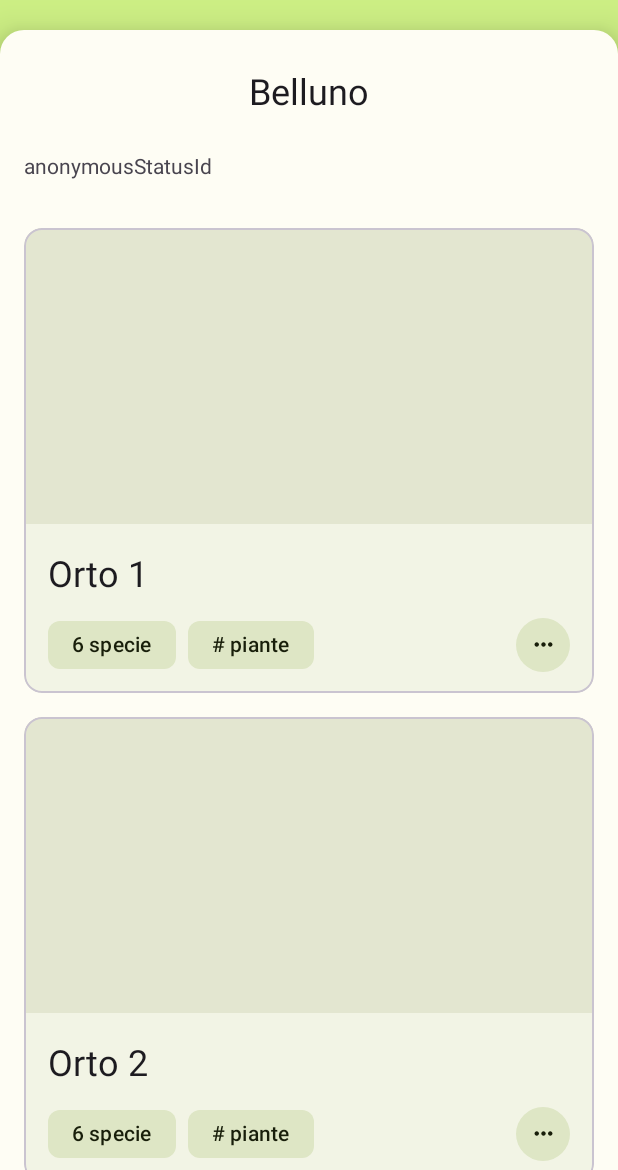
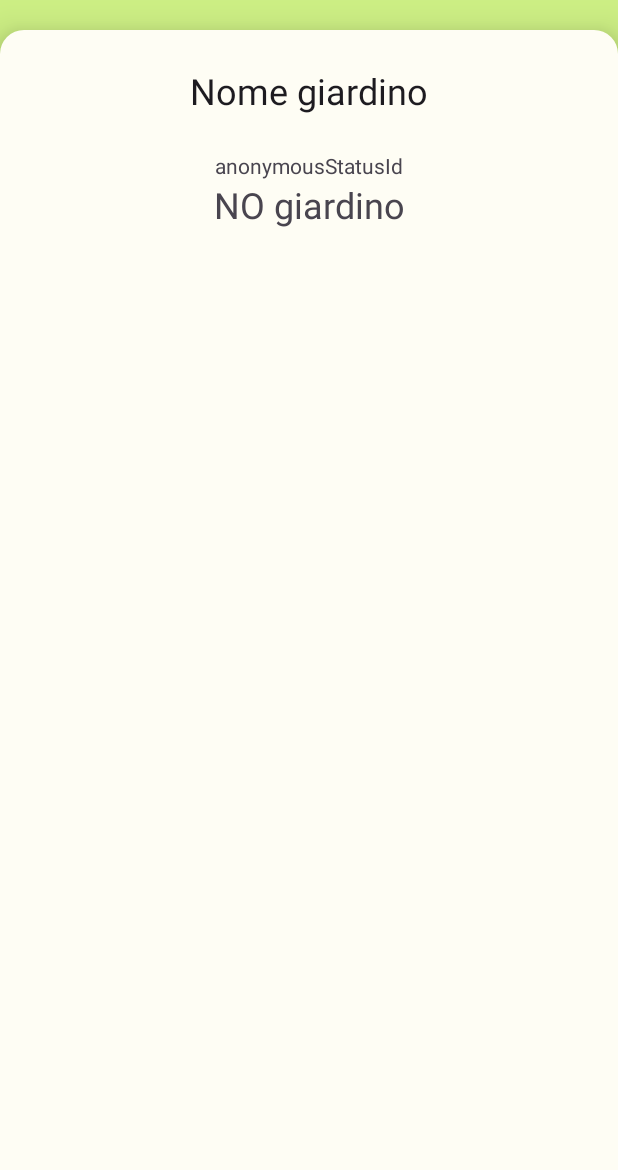
Before and after one commit to Itakello/Plantalot, an Android app: the screen it shows after launch (MainActivity), on a phone screen of 412 x 824 dp, the part 66-1236 px from its top. Run offline under Robolectric (Android 15) with nearby library versions, the phone set to English and light mode, and no system bars; our stand-ins replace Firebase (no records; nobody signed in at launch, a user with empty details on screens opened directly), FlexboxLayout; 1 statement that could not run was skipped.

Commit message:
Add no giardino home page

```diff
--- a/app/src/main/java/com/plantalot/classes/User.java
+++ b/app/src/main/java/com/plantalot/classes/User.java
@@ -20,8 +20,8 @@ public class User implements Parcelable {
         this.name = name;
         System.out.println("Creato un nuovo user: " + name);
         giardini = new ArrayList<>();
-        giardini.add(new Giardino("Belluno", 0,0,0));
-        giardini.add(new Giardino("Trento", 0, 0, 0));
+//        giardini.add(new Giardino("Belluno", 0,0,0));
+//        giardini.add(new Giardino("Trento", 0, 0, 0));
 //        giardini.add(new Giardino("Bergamo",0,0,0));
     }
 
--- a/app/src/main/java/com/plantalot/fragments/HomeFragment.java
+++ b/app/src/main/java/com/plantalot/fragments/HomeFragment.java
@@ -116,16 +116,18 @@ public class HomeFragment extends Fragment {
 
 	public void updateUI(@NonNull View view, FirebaseUser fUser, User user, String nomeGiardino){ //FIXME delete 1 user
 		giardino = user.getGiardinoByName(nomeGiardino);
-		assert giardino != null: "Invalid giardino name";
 
 		TextView idView = view.findViewById(R.id.anonymousStatusId);
 		idView.setText("User ID: " + fUser.getUid());
 
-		if (user.giardini.size() > 0) {
-			System.out.println("Aggiungendo i giardini al bl");
 		RecyclerView giardiniRecyclerView = view.findViewById(R.id.home_bl_drawer_recycler);
 		giardiniRecyclerView.setAdapter(new HomeDrawerAdapter(getActivity(), user.getGiardiniNames(), view));
-		}
+
+		TextView instructions = view.findViewById(R.id.instructions);
+		if(giardino == null){
+			instructions.setText("NO giardino");
+		}else{
+			instructions.setText("SI giardino");
 			//		CircleButton.setRecycler(mButtons, view.findViewById(R.id.home_fl_recycler_navbuttons), getContext());
 			TextView title = view.findViewById(R.id.home_fl_title_giardino);
 			title.setText(giardino.getNome());
@@ -135,3 +137,4 @@ public class HomeFragment extends Fragment {
 			ortiRecyclerView.setAdapter(homeOrtiAdapter);
 		}
 	}
+}
--- a/app/src/main/res/layout/home_fl_content.xml
+++ b/app/src/main/res/layout/home_fl_content.xml
@@ -28,7 +28,7 @@
 			android:layout_width="wrap_content"
 			android:layout_height="wrap_content"
 			android:paddingVertical="24dp"
-			android:text="Trento"
+			android:text="Nome giardino"
 			android:textAppearance="?attr/textAppearanceHeadline5"
 			/>
 
@@ -37,7 +37,16 @@
 			android:id="@+id/anonymousStatusId"
 			android:layout_width="match_parent"
 			android:layout_height="wrap_content"
+			android:gravity="center"
 			android:text="anonymousStatusId" />
+
+		<TextView
+			android:id="@+id/instructions"
+			android:layout_width="match_parent"
+			android:layout_height="wrap_content"
+			android:gravity="center"
+			android:text="Instructions"
+			android:textSize="24sp" />
 
 		<androidx.recyclerview.widget.RecyclerView
 			android:id="@+id/home_fl_recycler_navbuttons"
```
Lines whose indentation alone changed are shown as unchanged.
